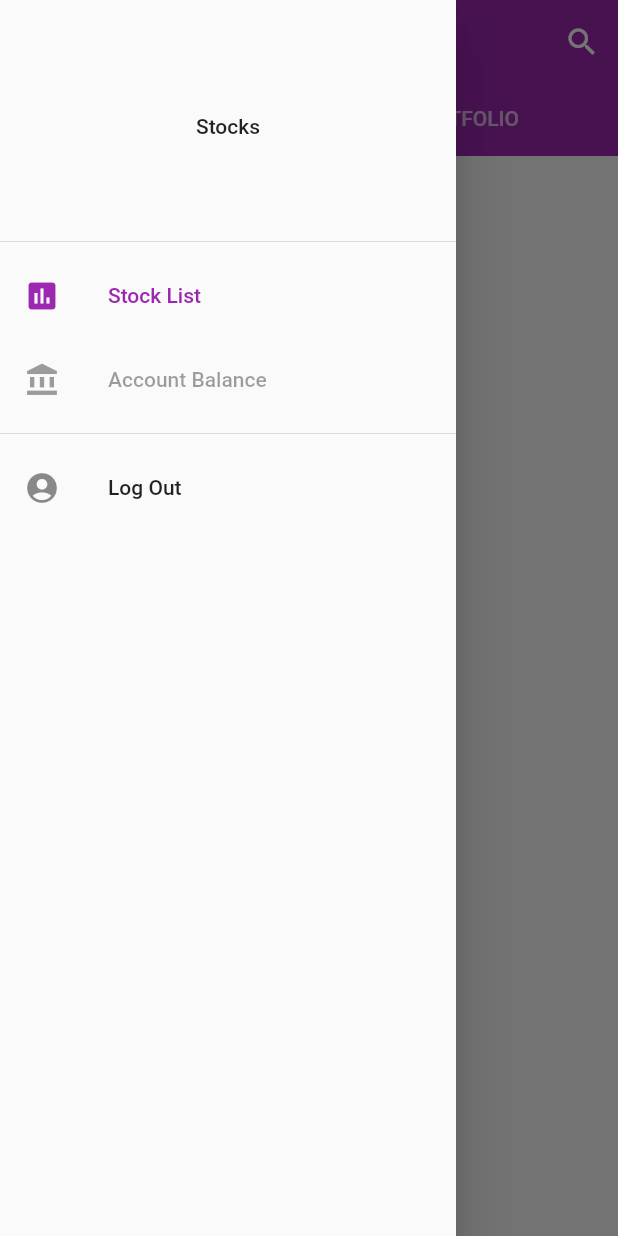
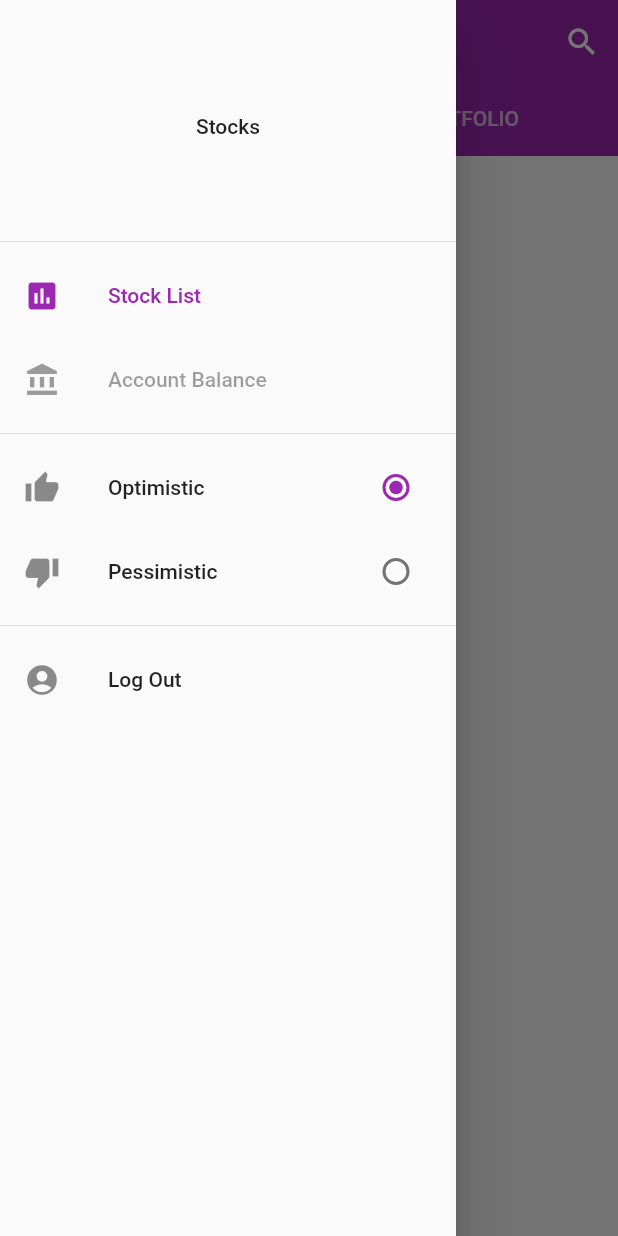
Before and after one commit to siag-sggw/stockapp, a Flutter app: the StockHome screen opened by its route, with the side drawer open, on a phone screen of 412 x 824 dp. Run offline on Flutter 3.47's test engine with Material 2 defaults, Android fonts, the phone set to English and light mode, and no system bars; our stand-ins replace decimal, firebase_auth, google_sign_in; accounts and stored records are empty; network calls fail.

Commit message:
Add modes

```diff
--- a/lib/stock_home.dart
+++ b/lib/stock_home.dart
@@ -15,12 +15,14 @@ import 'package:firebase_auth/firebase_auth.dart';
 import 'package:google_sign_in/google_sign_in.dart';
 
 enum StockHomeTab { market, portfolio }
-
+typedef ModeUpdater = void Function(StockMode mode);
 
 class StockHome extends StatefulWidget {
-  const StockHome(this.stocks);
+  const StockHome(this.stocks, this.configuration, this.updater);
 
   final StockData stocks;
+  final StockConfiguration configuration;
+  final ValueChanged<StockConfiguration> updater;
 
   @override
   StockHomeState createState() => StockHomeState();
@@ -63,6 +65,31 @@ class StockHomeState extends State<StockHome> {
           ),
           const Divider(),
           ListTile(
+            leading: const Icon(Icons.thumb_up),
+            title: const Text('Optimistic'),
+            trailing: Radio<StockMode>(
+              value: StockMode.optimistic,
+              groupValue: widget.configuration.stockMode,
+              onChanged: _handleStockModeChange,
+            ),
+            onTap: () {
+              _handleStockModeChange(StockMode.optimistic);
+            },
+          ),
+          ListTile(
+            leading: const Icon(Icons.thumb_down),
+            title: const Text('Pessimistic'),
+            trailing: Radio<StockMode>(
+              value: StockMode.pessimistic,
+              groupValue: widget.configuration.stockMode,
+              onChanged: _handleStockModeChange,
+            ),
+            onTap: () {
+              _handleStockModeChange(StockMode.pessimistic);
+            },
+          ),
+          const Divider(),
+          ListTile(
             leading: const Icon(Icons.account_circle),
             title: const Text('Log Out'),
             onTap: _logout,
@@ -84,6 +111,11 @@ class StockHomeState extends State<StockHome> {
 
   void _handleShowAbout() {
     showAboutDialog(context: context);
+  }
+
+  void _handleStockModeChange(StockMode value) {
+    if (widget.updater != null)
+      widget.updater(widget.configuration.copyWith(stockMode: value));
   }
 
   Widget buildAppBar() {
--- a/lib/stock_types.dart
+++ b/lib/stock_types.dart
@@ -8,10 +8,20 @@ enum StockMode { optimistic, pessimistic }
 enum BackupMode { enabled, disabled }
 
 class StockConfiguration {
+    StockConfiguration({
+      @required this.stockMode
+    }) : assert(stockMode != null);
 
-  StockConfiguration copyWith(
-  ) {
-    return StockConfiguration(
-    );
+    final StockMode stockMode;
+
+    StockConfiguration copyWith({
+      StockMode stockMode
+    }) {
+    StockConfiguration copyWith(
+    ) {
+      return StockConfiguration(
+        stockMode: stockMode ?? this.stockMode
+      );
+    }
   }
 }
```
Also changed, not shown: lib/main.dart (+15 -1 lines).
